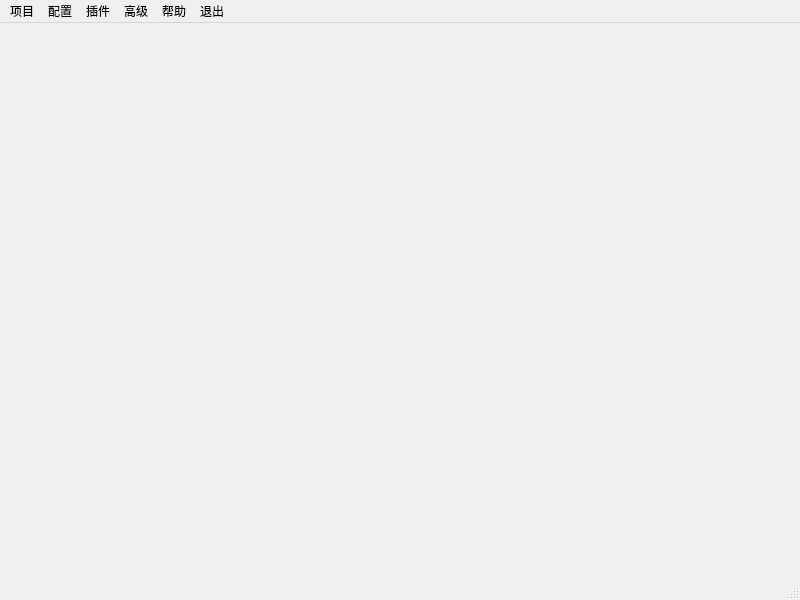
rainzee/NoneBot-Qt, file NBDesktop/form.ui: the form before one commit.
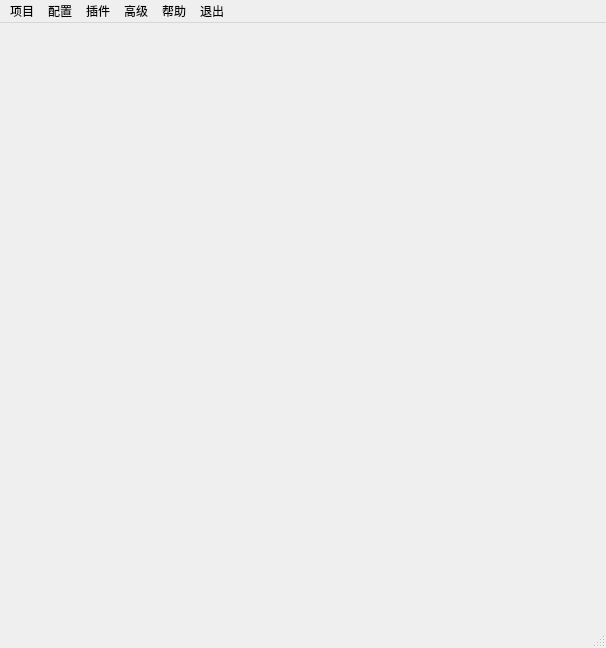
The form after the commit.

```diff
--- a/NBDesktop/form.ui
+++ b/NBDesktop/form.ui
@@ -6,20 +6,52 @@
    <rect>
     <x>0</x>
     <y>0</y>
-    <width>800</width>
-    <height>600</height>
+    <width>606</width>
+    <height>648</height>
    </rect>
   </property>
   <property name="windowTitle">
    <string>Root</string>
   </property>
-  <widget class="QWidget" name="centralwidget"/>
+  <widget class="QWidget" name="centralwidget">
+   <widget class="QStackedWidget" name="pages">
+    <property name="geometry">
+     <rect>
+      <x>0</x>
+      <y>0</y>
+      <width>600</width>
+      <height>600</height>
+     </rect>
+    </property>
+    <property name="minimumSize">
+     <size>
+      <width>600</width>
+      <height>600</height>
+     </size>
+    </property>
+    <property name="maximumSize">
+     <size>
+      <width>600</width>
+      <height>600</height>
+     </size>
+    </property>
+    <property name="currentIndex">
+     <number>0</number>
+    </property>
+    <widget class="QWidget" name="page">
+     <property name="enabled">
+      <bool>false</bool>
+     </property>
+    </widget>
+    <widget class="QWidget" name="page_2"/>
+   </widget>
+  </widget>
   <widget class="QMenuBar" name="menubar">
    <property name="geometry">
     <rect>
      <x>0</x>
      <y>0</y>
-     <width>800</width>
+     <width>606</width>
      <height>32</height>
     </rect>
    </property>
```
Left out of the diff: 41 changed lines with no effect on the pictures.
